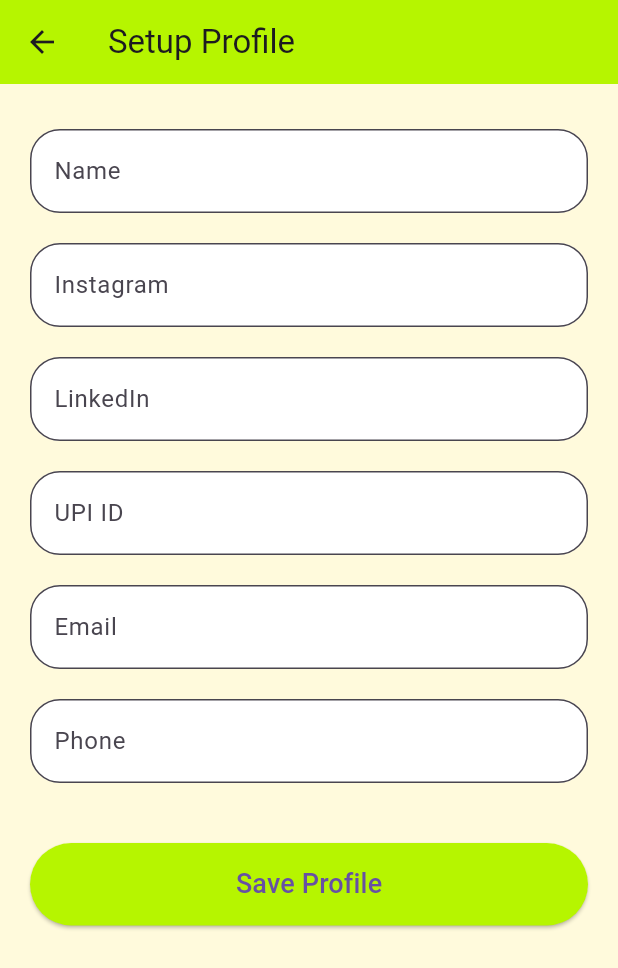
After one commit to aaaayuuuushhh/NFC_tapdrop, a Flutter app: the ProfileSetupScreen screen opened by its route, on a phone screen of 412 x 824 dp. The commit adds this screen. Shown: the top 968 px of the screen. Run offline on Flutter 3.47's test engine with Material 3 defaults, Android fonts, the phone set to English and light mode, and no system bars; our stand-ins replace device_info_plus, shared_preferences; missing offline and left inert: nfc_manager; accounts and stored records are empty.

Commit message:
Regular update

```diff
--- a/lib/main.dart
+++ b/lib/main.dart
@@ -4,6 +4,8 @@ import 'screens/home_screen.dart';
 import 'screens/trust_screen.dart';
 import 'screens/exchange_screen.dart';
 import 'package:nfc_manager/nfc_manager.dart';
+import 'screens/profile_setup_screen.dart';
+import 'screens/profile_card_screen.dart';
 
 void main() {
   runApp(const TapDropApp());
@@ -22,6 +24,8 @@ return MaterialApp(
   "/connect": (context) => const ConnectionScreen(),
   "/trust": (context) => const TrustScreen(),
   "/exchange": (context) => const ExchangeScreen(),
+  "/profile": (context) => const ProfileSetupScreen(),
+  "/profile_card": (context) => const ProfileCardScreen(),
 },
 );
   }
--- /dev/null
+++ b/lib/models/profile_model.dart
@@ -0,0 +1,17 @@
+class ProfileModel {
+  final String name;
+  final String email;
+  final String instagram;
+  final String linkedin;
+  final String upi;
+  final String phone;
+  ProfileModel({
+    required this.name,
+    required this.email,
+    required this.instagram,
+    required this.linkedin,
+    required this.upi,
+    required this.phone,
+  });
+
+}
--- a/lib/screens/home_screen.dart
+++ b/lib/screens/home_screen.dart
@@ -59,7 +59,12 @@ class HomeScreen extends StatelessWidget {
                 style: TextStyle(fontSize: 18),
               ),
             ),
-
+ElevatedButton(
+  onPressed: () {
+    Navigator.pushNamed(context, "/profile");
+  },
+  child: const Text("Setup Profile"),
+)
           ],
         ),
       ),
--- /dev/null
+++ b/lib/screens/profile_setup_screen.dart
@@ -0,0 +1,109 @@
+import 'package:flutter/material.dart';
+import '../widgets/app_colors.dart';
+import '../models/profile_model.dart';
+import '../services/profile_service.dart';
+
+class ProfileSetupScreen extends StatefulWidget {
+  const ProfileSetupScreen({super.key});
+
+  @override
+  State<ProfileSetupScreen> createState() => _ProfileSetupScreenState();
+}
+
+class _ProfileSetupScreenState extends State<ProfileSetupScreen> {
+
+  final nameController = TextEditingController();
+  final instaController = TextEditingController();
+  final linkedinController = TextEditingController();
+  final upiController = TextEditingController();
+  final emailController = TextEditingController();
+  final phoneController = TextEditingController();
+
+  void saveProfile() async {
+
+    ProfileModel profile = ProfileModel(
+      name: nameController.text,
+      instagram: instaController.text,
+      linkedin: linkedinController.text,
+      upi: upiController.text,
+      email: emailController.text,
+      phone: phoneController.text,
+    );
+
+    await ProfileService.saveProfile(profile);
+
+    ScaffoldMessenger.of(context).showSnackBar(
+      const SnackBar(content: Text("Profile Saved")),
+    );
+
+    Navigator.pop(context);
+  }
+
+  Widget buildField(String label, TextEditingController controller) {
+    return Padding(
+      padding: const EdgeInsets.symmetric(vertical: 10),
+      child: TextField(
+        controller: controller,
+        decoration: InputDecoration(
+          labelText: label,
+          filled: true,
+          fillColor: Colors.white,
+          border: OutlineInputBorder(
+            borderRadius: BorderRadius.circular(20),
+          ),
+        ),
+      ),
+    );
+  }
+
+  @override
+  Widget build(BuildContext context) {
+
+    return Scaffold(
+      backgroundColor: AppColors.background,
+
+      appBar: AppBar(
+        title: const Text("Setup Profile"),
+        backgroundColor: AppColors.primary,
+      ),
+
+      body: Padding(
+        padding: const EdgeInsets.all(20),
+        child: ListView(
+          children: [
+
+            buildField("Name", nameController),
+
+            buildField("Instagram", instaController),
+
+            buildField("LinkedIn", linkedinController),
+
+            buildField("UPI ID", upiController),
+
+            buildField("Email", emailController),
+
+            buildField("Phone", phoneController),
+
+            const SizedBox(height: 30),
+
+            ElevatedButton(
+              style: ElevatedButton.styleFrom(
+                backgroundColor: AppColors.primary,
+                minimumSize: const Size(double.infinity, 55),
+                shape: RoundedRectangleBorder(
+                  borderRadius: BorderRadius.circular(30),
+                ),
+              ),
+              onPressed: saveProfile,
+              child: const Text(
+                "Save Profile",
+                style: TextStyle(fontSize: 18),
+              ),
+            )
+
+          ],
+        ),
+      ),
+    );
+  }
+}
--- /dev/null
+++ b/lib/services/profile_service.dart
@@ -0,0 +1,34 @@
+import 'package:shared_preferences/shared_preferences.dart';
+import '../models/profile_model.dart';
+
+class ProfileService {
+
+  static Future<void> saveProfile(ProfileModel profile) async {
+
+    final prefs = await SharedPreferences.getInstance();
+
+    await prefs.setString("name", profile.name);
+    await prefs.setString("instagram", profile.instagram);
+    await prefs.setString("linkedin", profile.linkedin);
+    await prefs.setString("upi", profile.upi);
+    await prefs.setString("email", profile.email);
+    await prefs.setString("phone", profile.phone);
+
+  }
+
+  static Future<ProfileModel> getProfile() async {
+
+    final prefs = await SharedPreferences.getInstance();
+
+    return ProfileModel(
+      name: prefs.getString("name") ?? "",
+      instagram: prefs.getString("instagram") ?? "",
+      linkedin: prefs.getString("linkedin") ?? "",
+      upi: prefs.getString("upi") ?? "",
+      email: prefs.getString("email") ?? "",
+      phone: prefs.getString("phone") ?? "",
+    );
+
+  }
+
+}
--- a/pubspec.yaml
+++ b/pubspec.yaml
@@ -36,6 +36,7 @@ dependencies:
   file_picker: ^10.3.10
   shared_preferences: ^2.5.4
   device_info_plus: ^10.1.0
+  url_launcher: ^6.3.2
 
   # The following adds the Cupertino Icons font to your application.
   # Use with the CupertinoIcons class for iOS style icons.
```
Also changed, not shown: lib/screens/connection_screen.dart (+5 -4 lines), lib/screens/profile_card_screen.dart (added, +129 -0 lines), pubspec.lock, 5 other files.
